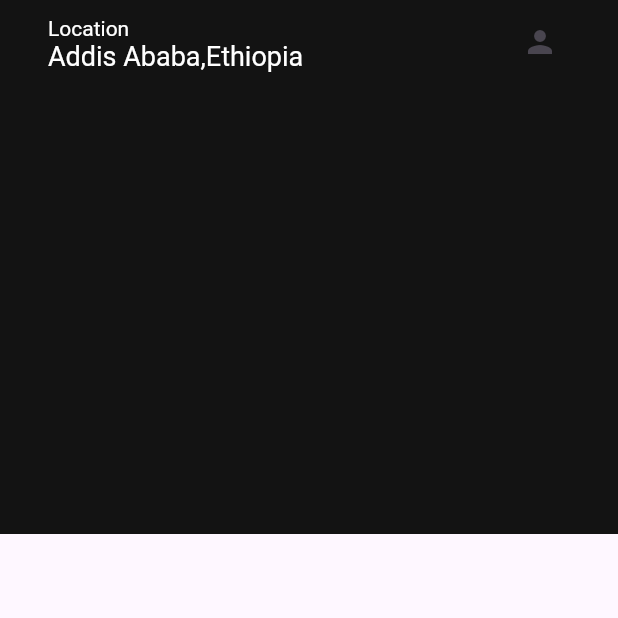
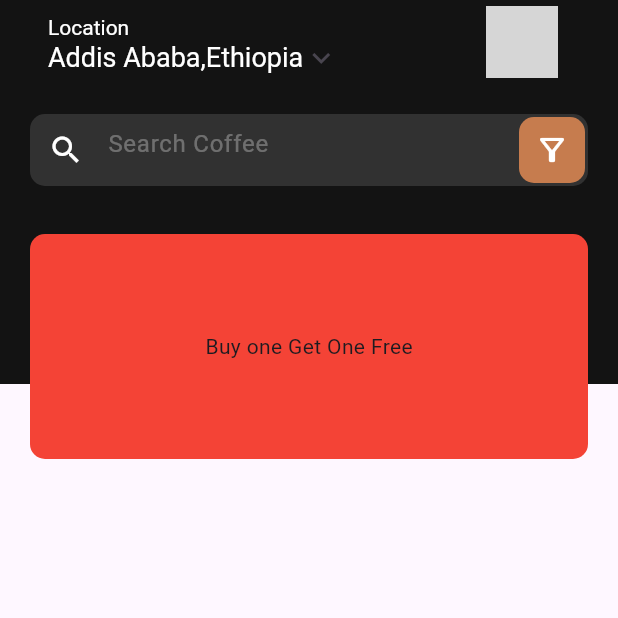
Before and after one commit to AmanuelDemelash/coffee_shop_app_ui_challeng, a Flutter app: the screen it shows after launch, on a phone screen of 412 x 824 dp, the top half of it. Run offline on Flutter 3.47's test engine with Material 3 defaults, Android fonts, the light colour scheme and no system bars; our stand-ins replace cached_network_image, get; network calls fail; grey boxes are pictures that could not be loaded.

Commit message:
home header

```diff
--- a/lib/app/constant.dart
+++ b/lib/app/constant.dart
@@ -6,6 +6,9 @@ class Constant{
 
   static const Color primColor = Color(0xfffc67c4e);
   static const Color appBarColor = Color(0xfff131313);
+  static const Color textFieldColor = Color(0xfff313131);
+
+
 
 
 
--- a/lib/app/modules/home/views/home_view.dart
+++ b/lib/app/modules/home/views/home_view.dart
@@ -1,3 +1,4 @@
+import 'package:cached_network_image/cached_network_image.dart';
 import 'package:coffee_app_ui_challeng/app/constant.dart';
 import 'package:flutter/material.dart';
 
@@ -16,26 +17,91 @@ class HomeView extends GetView<HomeController> {
            const SliverAppBar(
             title:ListTile(
               title: Text("Location"),
-              subtitle: Text("Addis Ababa,Ethiopia"),
-              trailing: Icon(Icons.person),
+              subtitle: Row(
+                children: [
+                  Text("Addis Ababa,Ethiopia"),
+                  Icon(Icons.keyboard_arrow_down)
+                ],
+              ),
+              trailing: CircleAvatar(
+               radius:24,
+                backgroundImage: NetworkImage(
+                   "https://images.unsplash.com/photo-1494790108377-be9c29b29330?q=80&w=1974&auto=format&fit=crop&ixlib=rb-4.0.3&ixid=M3wxMjA3fDB8MHxwaG90by1wYWdlfHx8fGVufDB8fHx8fA%3D%3D",
+                ),
+              ),
               subtitleTextStyle: TextStyle(fontSize: 18),
               titleTextStyle: TextStyle(color: Colors.white),
             ),
             floating: true,
             pinned: true,
             //expandedHeight: 300,
-
           ),
           SliverFillRemaining(
             child: Column(
               children: [
+                Stack(
+                  children: [
+                    SizedBox(
+                      width: Get.width,
+                      height: 400,
+                    ),
                     Container(
+                      padding:const EdgeInsets.all(20),
                       width: Get.width,
-                  height: 300,
-                  decoration: BoxDecoration(
+                      height: 200,
+                      decoration: const BoxDecoration(
                           color: Constant.appBarColor
                       ),
+                      child: Column(
+                        children: [
+                          //search
+                          ClipRRect(
+                            borderRadius: BorderRadius.circular(10),
+                            child: TextField(
+                              decoration: InputDecoration(
+                                  border: InputBorder.none,
+                                  prefixIcon: const Icon(Icons.search,color: Colors.white,),
+                                  suffixIcon:Container(
+                                    margin:const EdgeInsets.all(2),
+                                    width: 20,
+                                    height: 20,
+                                    decoration: BoxDecoration(
+                                        color: Constant.primColor,
+                                        borderRadius: BorderRadius.circular(10)
+                                    ),
+                                    child:const Icon(Icons.filter_alt_outlined,color: Colors.white,),
+                                  ),
+                                  hintText: "Search Coffee",
+                                  hintStyle:const TextStyle(color: Colors.white30),
+                                  filled: true,
+                                  fillColor: Constant.textFieldColor
+                              ),
+                            ),
+                          ),
+
+
+                        ],
+                      ),
+                    ),
+                    Positioned(
+                      bottom: 130,
+                      left: 0,
+                      right: 0,
+                      child: Container(
+                        width: Get.width,
+                        height: 150,
+                        margin:const EdgeInsets.all(20),
+                        decoration: BoxDecoration(
+                          color: Colors.red,
+                          borderRadius: BorderRadius.circular(10)
+                        ),
+                        child:const Center(child: Text("Buy one Get One Free"),),
+
+                      ),
                     )
+                  ],
+                ),
+
 
 
               ],
--- a/pubspec.yaml
+++ b/pubspec.yaml
@@ -10,6 +10,7 @@ dependencies:
   get: 4.6.6
   flutter:
     sdk: flutter
+  cached_network_image: ^3.3.1
 
 dev_dependencies:
   flutter_lints: ^2.0.0
```
Also changed, not shown: pubspec.lock, 1 other file. Lines whose indentation alone changed are shown as unchanged.
